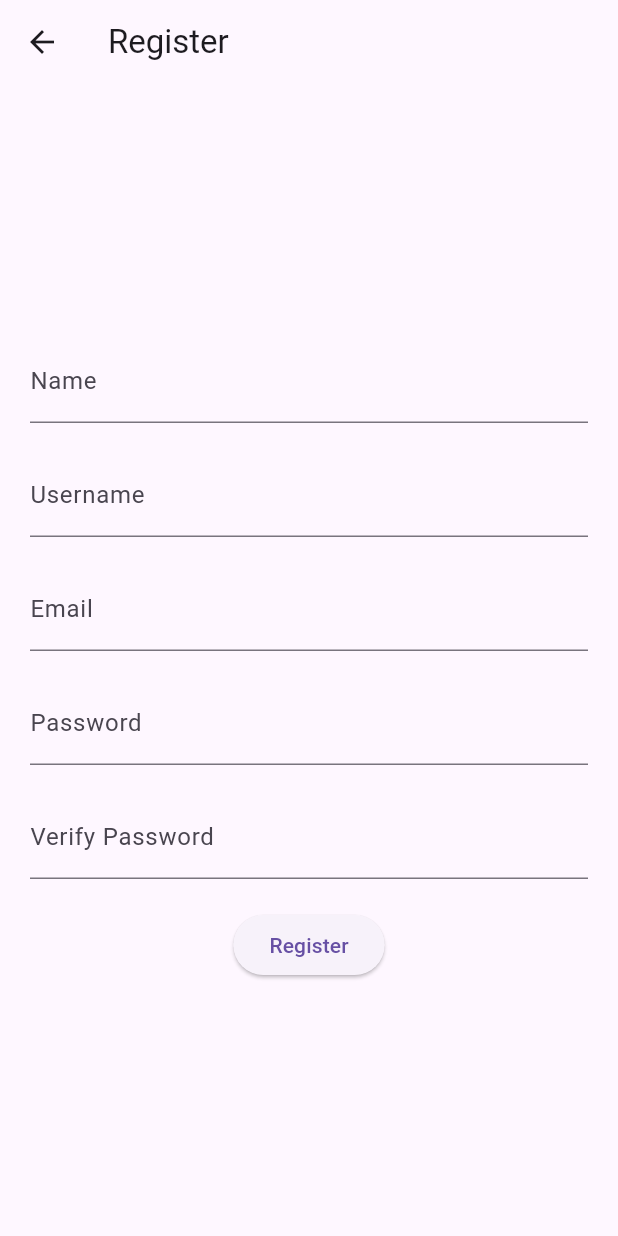
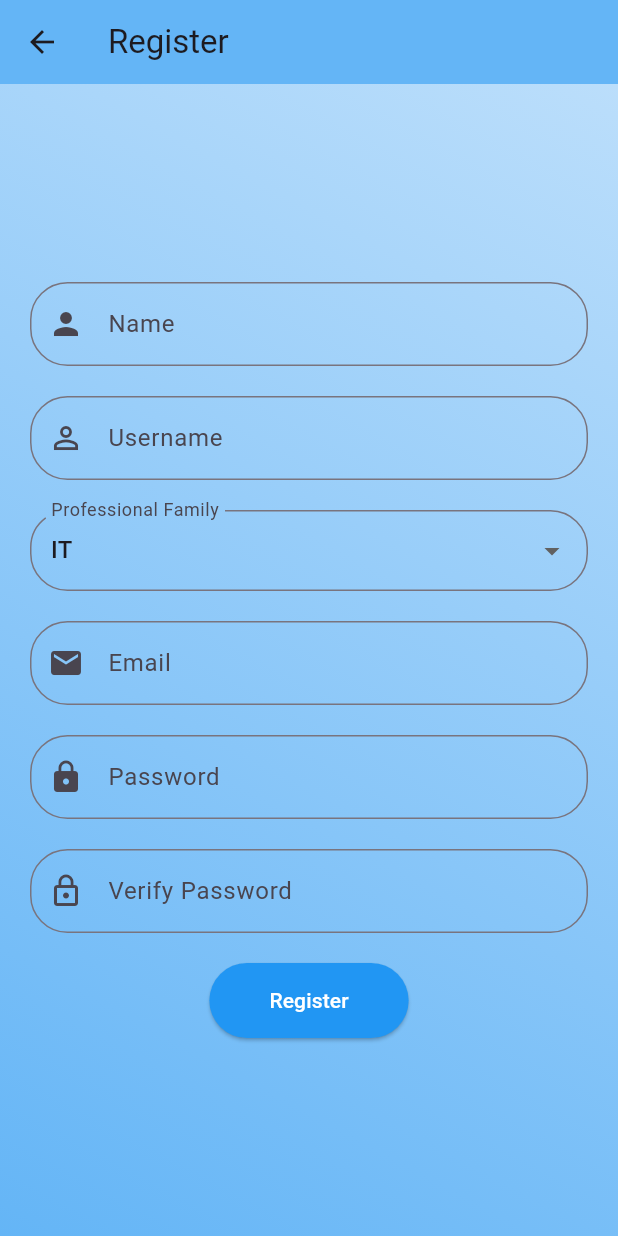
Before and after one commit to JuanJosePinero/Spring_UD4_API_Grupo1, a Flutter app: the screen it shows after launch, after a tap on "Register", on a phone screen of 412 x 824 dp. Run offline on Flutter 3.47's test engine with Material 3 defaults, Android fonts, the phone set to English and light mode, and no system bars.

Commit message:
plantillas de login y register

```diff
--- a/lib/access/login.dart
+++ b/lib/access/login.dart
@@ -1,33 +1,66 @@
 import 'package:flutter/material.dart';
+import 'package:flutter/services.dart';
 import 'package:spring_ud4_grupo1_app/access/register.dart';
 import 'package:spring_ud4_grupo1_app/business/businessView.dart';
-import 'package:spring_ud4_grupo1_app/student/studentView.dart';
 
 class LoginPage extends StatelessWidget {
   @override
   Widget build(BuildContext context) {
+    // Establecer el estilo general de la barra de estado
+    SystemChrome.setSystemUIOverlayStyle(const SystemUiOverlayStyle(
+      statusBarColor: Colors.transparent,
+    ));
+
     return Scaffold(
-      appBar: AppBar(
-        title: const Text('Spring API App'),
+      body: Container(
+        decoration: BoxDecoration(
+          gradient: LinearGradient(
+            begin: Alignment.topRight,
+            end: Alignment.bottomLeft,
+            colors: [
+              Colors.blue.shade100,
+              Colors.blue.shade300,
+            ],
           ),
-      body: Center(
+        ),
+        child: Center(
+          child: SingleChildScrollView(
+            child: Padding(
+              padding: const EdgeInsets.all(20.0),
               child: Column(
                 mainAxisAlignment: MainAxisAlignment.center,
                 children: <Widget>[
-            const TextField(
+                  const FlutterLogo(size: 100),
+                  // Image.asset('assets/imgs/Logo1.jpeg', width: 100, height: 100),
+                  const SizedBox(height: 50),
+                  TextFormField(
                     decoration: InputDecoration(
                       hintText: 'Username',
+                      prefixIcon: const Icon(Icons.person),
+                      border: OutlineInputBorder(
+                        borderRadius: BorderRadius.circular(25.0),
+                      ),
                     ),
                   ),
                   const SizedBox(height: 20),
-            const TextField(
+                  TextFormField(
                     obscureText: true,
                     decoration: InputDecoration(
                       hintText: 'Password',
+                      prefixIcon: const Icon(Icons.lock),
+                      border: OutlineInputBorder(
+                        borderRadius: BorderRadius.circular(25.0),
                       ),
                     ),
-            const SizedBox(height: 20),
+                  ),
+                  const SizedBox(height: 30),
                   ElevatedButton(
+                    style: ElevatedButton.styleFrom(
+                      primary: Colors.blue,
+                      onPrimary: Colors.white,
+                      shape: const StadiumBorder(),
+                      padding: const EdgeInsets.symmetric(horizontal: 40, vertical: 15),
+                    ),
                     onPressed: () {
                       Navigator.push(
                         context,
@@ -36,7 +69,7 @@ class LoginPage extends StatelessWidget {
                     },
                     child: const Text('Login'),
                   ),
-            const SizedBox(height: 10),
+                  const SizedBox(height: 20),
                   TextButton(
                     onPressed: () {
                       Navigator.push(
@@ -49,6 +82,9 @@ class LoginPage extends StatelessWidget {
                 ],
               ),
             ),
+          ),
+        ),
+      ),
     );
   }
 }
--- a/lib/access/register.dart
+++ b/lib/access/register.dart
@@ -1,52 +1,138 @@
 import 'package:flutter/material.dart';
+import 'package:flutter/services.dart';
 
-class RegisterPage extends StatelessWidget {
+class RegisterPage extends StatefulWidget {
+  @override
+  _RegisterPageState createState() => _RegisterPageState();
+}
+
+class _RegisterPageState extends State<RegisterPage> {
+  // Controladores para los TextFields
+  final TextEditingController _nameController = TextEditingController();
+  final TextEditingController _usernameController = TextEditingController();
+  final TextEditingController _emailController = TextEditingController();
+  final TextEditingController _passwordController = TextEditingController();
+  final TextEditingController _verifyPasswordController =
+      TextEditingController();
+
+  // Valor actual seleccionado para el Dropdown
+  String _selectedProfession = 'IT';
+
+  // Lista de familias profesionales
+  final List<String> _professionalFamily = [
+    'IT',
+    'Healthcare',
+    'Engineering',
+    'Education',
+    'Business'
+  ];
+
+  @override
+  void dispose() {
+    // Limpieza de los controladores cuando el widget se desmonte
+    _nameController.dispose();
+    _usernameController.dispose();
+    _emailController.dispose();
+    _passwordController.dispose();
+    _verifyPasswordController.dispose();
+    super.dispose();
+  }
+
   @override
   Widget build(BuildContext context) {
+    SystemChrome.setSystemUIOverlayStyle(const SystemUiOverlayStyle(
+      statusBarColor: Colors.transparent,
+    ));
+
     return Scaffold(
       appBar: AppBar(
         title: const Text('Register'),
+        backgroundColor: Colors.blue.shade300,
+        elevation: 0,
       ),
-      body: Center(
+      body: Container(
+        decoration: BoxDecoration(
+          gradient: LinearGradient(
+            begin: Alignment.topRight,
+            end: Alignment.bottomLeft,
+            colors: [
+              Colors.blue.shade100,
+              Colors.blue.shade300,
+            ],
+          ),
+        ),
+        child: Center(
           child: Padding(
             padding: const EdgeInsets.all(20.0),
             child: SingleChildScrollView(
               child: Column(
                 mainAxisAlignment: MainAxisAlignment.center,
                 children: <Widget>[
-                const TextField(
+                  _buildTextField(
+                    controller: _nameController,
+                    labelText: 'Name',
+                    icon: Icons.person,
+                  ),
+                  const SizedBox(height: 20),
+                  _buildTextField(
+                    controller: _usernameController,
+                    labelText: 'Username',
+                    icon: Icons.person_outline,
+                  ),
+                  const SizedBox(height: 20),
+                  DropdownButtonFormField<String>(
+                    value: _selectedProfession,
                     decoration: InputDecoration(
-                    labelText: 'Name',
+                      labelText: 'Professional Family',
+                      contentPadding: const EdgeInsets.symmetric(
+                          vertical: 15.0, horizontal: 10.0),
+                      border: OutlineInputBorder(
+                        borderRadius: BorderRadius.circular(25.0),
                       ),
                     ),
-                const SizedBox(height: 20),
-                const TextField(
-                  decoration: InputDecoration(
-                    labelText: 'Username',
-                  ),
+                    onChanged: (String? newValue) {
+                      setState(() {
+                        _selectedProfession = newValue!;
+                      });
+                    },
+                    items: _professionalFamily
+                        .map<DropdownMenuItem<String>>((String value) {
+                      return DropdownMenuItem<String>(
+                        value: value,
+                        child: Text(value),
+                      );
+                    }).toList(),
                   ),
                   const SizedBox(height: 20),
-                const TextField(
-                  decoration: InputDecoration(
+                  _buildTextField(
+                    controller: _emailController,
                     labelText: 'Email',
-                  ),
+                    icon: Icons.email,
+                    keyboardType: TextInputType.emailAddress,
                   ),
                   const SizedBox(height: 20),
-                const TextField(
+                  _buildTextField(
+                    controller: _passwordController,
+                    labelText: 'Password',
+                    icon: Icons.lock,
                     obscureText: true,
-                  decoration: InputDecoration(
-                    labelText: 'Password',
-                  ),
                   ),
                   const SizedBox(height: 20),
-                const TextField(
+                  _buildTextField(
+                    controller: _verifyPasswordController,
+                    labelText: 'Verify Password',
+                    icon: Icons.lock_outline,
                     obscureText: true,
-                  decoration: InputDecoration(
-                    labelText: 'Verify Password',
-                  ),
                   ),
                   const SizedBox(height: 20),
                   ElevatedButton(
+                    style: ElevatedButton.styleFrom(
+                      primary: Colors.blue, // Color del botón
+                      onPrimary: Colors.white, // Color del texto del botón
+                      shape: const StadiumBorder(), // Forma redondeada del botón
+                      padding:
+                          const EdgeInsets.symmetric(horizontal: 40, vertical: 15),
+                    ),
                     onPressed: () {
                       // Implementar la funcionalidad de registro
                     },
@@ -57,6 +143,28 @@ class RegisterPage extends StatelessWidget {
             ),
           ),
         ),
+      ),
+    );
+  }
+
+  Widget _buildTextField({
+    required TextEditingController controller,
+    required String labelText,
+    required IconData icon,
+    bool obscureText = false,
+    TextInputType keyboardType = TextInputType.text,
+  }) {
+    return TextField(
+      controller: controller,
+      obscureText: obscureText,
+      keyboardType: keyboardType,
+      decoration: InputDecoration(
+        labelText: labelText,
+        prefixIcon: Icon(icon),
+        border: OutlineInputBorder(
+          borderRadius: BorderRadius.circular(25.0),
+        ),
+      ),
     );
   }
 }
```
Also changed, not shown: lib/models/BusinessModel.dart (+74 -74 lines), lib/models/StudentModel.dart (+74 -74 lines), assets/imgs/Logo1.jpeg (added), assets/imgs/Logo2.jpeg (added), lib/services/businessService.dart (added), lib/services/studentService.dart (added), lib/services/userService.dart (added). Lines whose indentation alone changed are shown as unchanged.
